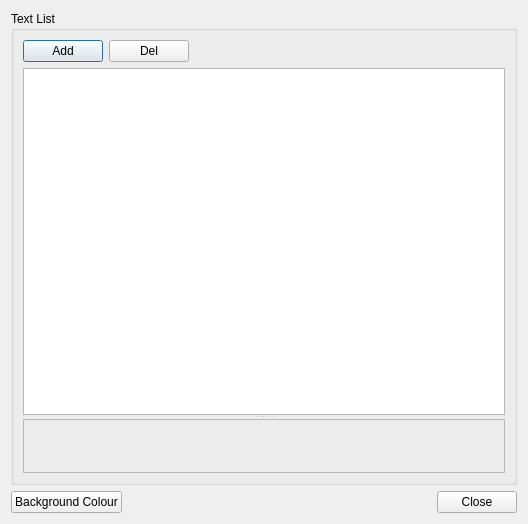
This is kvmrt2_media_editor/StationImagePool.ui in gyongchae/MediaEditor as Qt 5 draws it before an edit. The edited form follows.
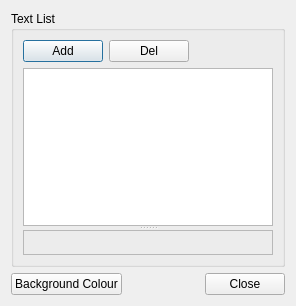
This is the edited form.

Patch:
```diff
--- a/kvmrt2_media_editor/StationImagePool.ui
+++ b/kvmrt2_media_editor/StationImagePool.ui
@@ -6,8 +6,8 @@
    <rect>
     <x>0</x>
     <y>0</y>
-    <width>528</width>
-    <height>524</height>
+    <width>296</width>
+    <height>306</height>
    </rect>
   </property>
   <property name="windowTitle">
```
Left out of the diff: 2 changed lines with no effect on the pictures.
